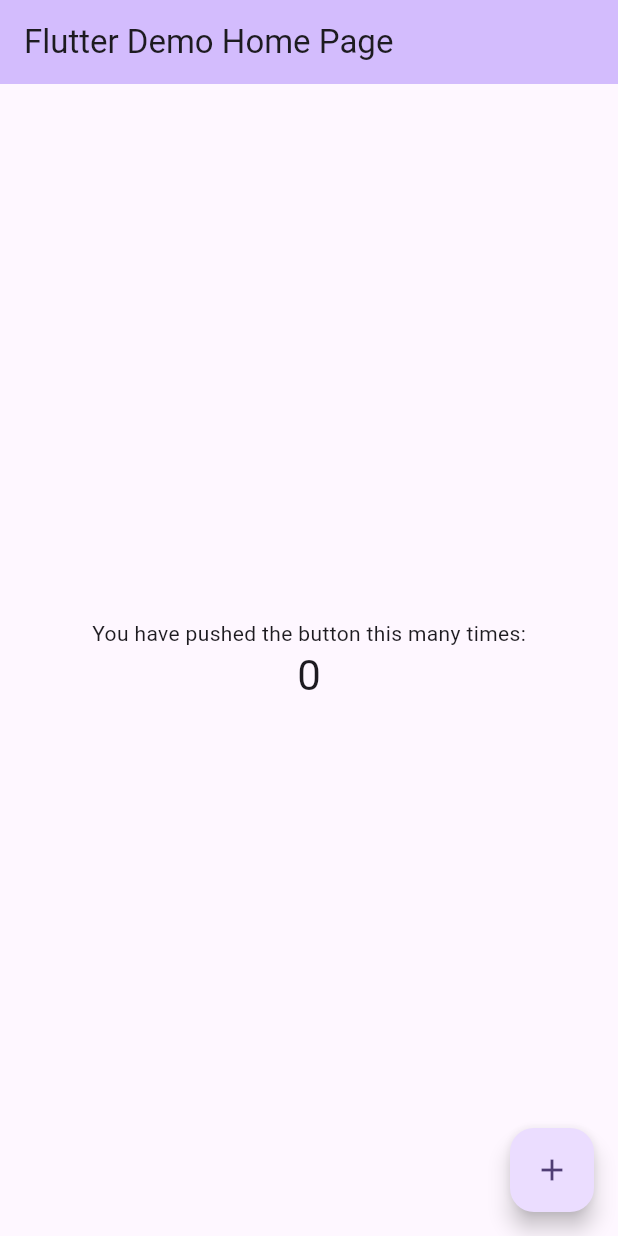
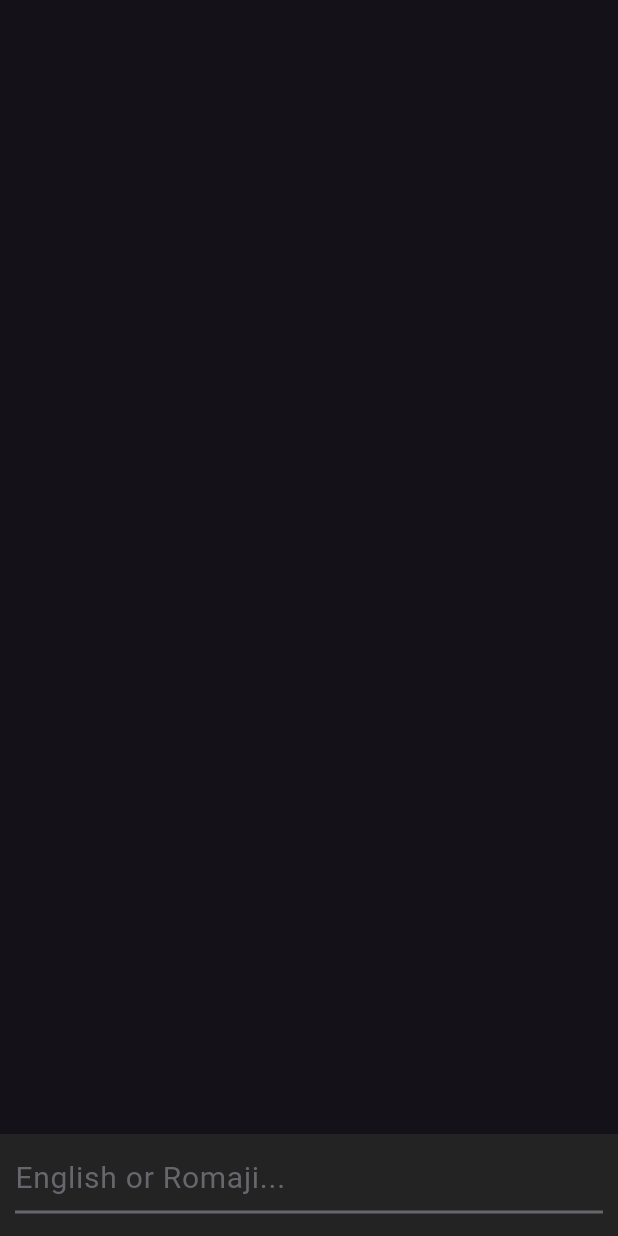
Before and after one commit to jacob-myers/japanese-word-bank, a Flutter app: the screen it shows after launch, on a phone screen of 412 x 824 dp. Run offline on Flutter 3.47's test engine with Material 3 defaults, Android fonts, the phone set to English and light mode, and no system bars.

Commit message:
Starting some basic styling and construction. Adding text input for searching.

```diff
--- a/lib/home.dart
+++ b/lib/home.dart
@@ -1,4 +1,5 @@
 import 'package:flutter/material.dart';
+import 'package:japanese_word_bank/themes.dart';
 
 class MyHomePage extends StatefulWidget {
   const MyHomePage({super.key, required this.title});
@@ -9,39 +10,48 @@ class MyHomePage extends StatefulWidget {
 }
 
 class _MyHomePageState extends State<MyHomePage> {
-  int _counter = 0;
-
-  void _incrementCounter() {
-    setState(() {
-      _counter++;
-    });
-  }
 
   @override
   Widget build(BuildContext context) {
     return Scaffold(
-      appBar: AppBar(
-        backgroundColor: Theme.of(context).colorScheme.inversePrimary,
-        title: Text(widget.title),
-      ),
-      body: Center(
-        child: Column(
-          mainAxisAlignment: MainAxisAlignment.center,
-          children: <Widget>[
-            const Text(
-              'You have pushed the button this many times:',
-            ),
-            Text(
-              '$_counter',
-              style: Theme.of(context).textTheme.headlineMedium,
-            ),
-          ],
-        ),
-      ),
-      floatingActionButton: FloatingActionButton(
-        onPressed: _incrementCounter,
-        tooltip: 'Increment',
-        child: const Icon(Icons.add),
+      resizeToAvoidBottomInset: true,
+      body: SafeArea(
+          child: Column(
+            children: [
+              Expanded(
+                child: Container(
+
+                ),
+              ),
+              Container(
+                decoration: BoxDecoration(
+                  color: JWBColors.txtEntryBG
+                ),
+                padding: EdgeInsets.fromLTRB(10, 5, 10, 15),
+                child: TextField(
+                  style: TextStyle(
+                    fontSize: 20,
+                  ),
+                  maxLines: 1,
+                  decoration: InputDecoration(
+                    enabledBorder: UnderlineInputBorder(
+                      borderSide: BorderSide(color: JWBColors.txtEntryUnfocused, width: 2),
+                    ),
+                    border: UnderlineInputBorder(
+                      borderSide: BorderSide(color: JWBColors.txtEntryFocused, width: 2),
+                    ),
+                    focusedBorder: UnderlineInputBorder(
+                      borderSide: BorderSide(color: JWBColors.txtEntryFocused, width: 2),
+                    ),
+                    hintStyle: TextStyle(
+                      color: JWBColors.txtEntryUnfocused
+                    ),
+                    hintText: "English or Romaji..."
+                  ),
+                ),
+              ),
+            ],
+          )
       ),
     );
   }
--- a/lib/main.dart
+++ b/lib/main.dart
@@ -1,8 +1,17 @@
 import 'package:flutter/material.dart';
+import 'package:flutter/services.dart';
+
+// Local
+import 'package:japanese_word_bank/themes.dart';
 
 import 'home.dart';
 
 void main() {
+  var style = SystemUiOverlayStyle(
+      systemNavigationBarColor: JWBColors.systemNavbar
+  );
+  SystemChrome.setSystemUIOverlayStyle(style);
+  WidgetsFlutterBinding.ensureInitialized();
   runApp(const MyApp());
 }
 
@@ -12,10 +21,7 @@ class MyApp extends StatelessWidget {
   Widget build(BuildContext context) {
     return MaterialApp(
       title: 'Japanese Word Bank',
-      theme: ThemeData(
-        colorScheme: ColorScheme.fromSeed(seedColor: Colors.deepPurple),
-        useMaterial3: true,
-      ),
+      theme: JWBThemes.darkTheme,
       home: const MyHomePage(title: 'Flutter Demo Home Page'),
     );
   }
--- /dev/null
+++ b/lib/themes.dart
@@ -0,0 +1,21 @@
+import 'package:flutter/material.dart';
+
+class JWBThemes {
+  static final darkTheme = ThemeData(
+    primaryColor: const Color(0xFF233882),
+    brightness: Brightness.dark,
+    textSelectionTheme: TextSelectionThemeData(
+      cursorColor: Colors.white,
+      selectionColor: Colors.black54,
+      selectionHandleColor: Colors.white,
+    ),
+  );
+}
+
+class JWBColors {
+  static final txtEntryBG = const Color(0xFF232323);
+  static final txtEntryFocused = const Color(0xFFBBBBBB);
+  static final txtEntryUnfocused = const Color(0xFF66666D);
+
+  static final systemNavbar = const Color(0xFF131313);
+}
```
